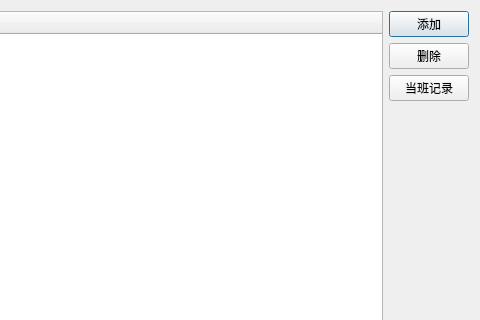
Qt form employee.ui (LeoB-O/CarParkManagement) before a commit; both pictures show x 352 to 832 and y 0 to 320 of the 832 by 527 pixel window.
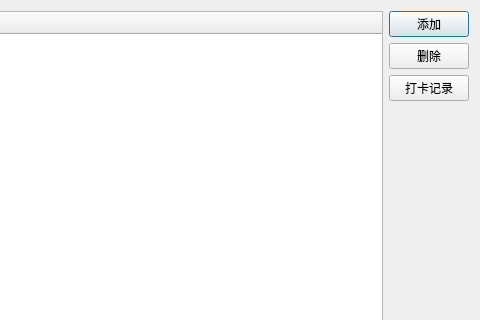
The same form after that commit.

```diff
--- a/employee.ui
+++ b/employee.ui
@@ -56,7 +56,7 @@
      <item>
       <widget class="QPushButton" name="worklog">
        <property name="text">
-        <string>当班记录</string>
+        <string>打卡记录</string>
        </property>
       </widget>
      </item>
```
